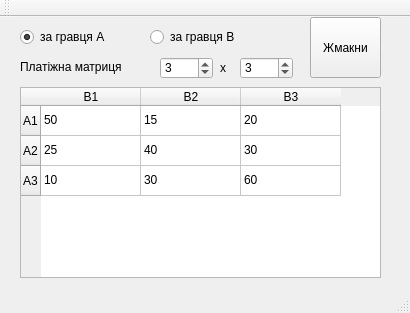
Above: mainwindow.ui from aleax/matrix-game before the change. Below: the same form after it.
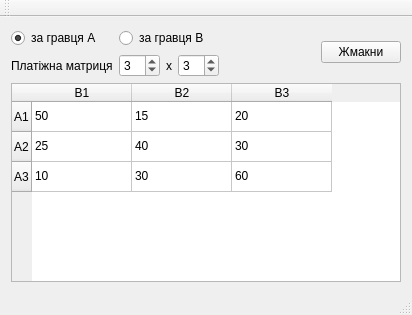
That is the form after the change.

Commit message: fix table and destructor bags

Patch:
```diff
--- a/mainwindow.ui
+++ b/mainwindow.ui
@@ -6,23 +6,75 @@
    <rect>
     <x>0</x>
     <y>0</y>
-    <width>410</width>
-    <height>313</height>
+    <width>412</width>
+    <height>315</height>
    </rect>
   </property>
   <property name="windowTitle">
    <string>Matrix Game</string>
   </property>
   <widget class="QWidget" name="centralWidget">
+   <layout class="QGridLayout" name="gridLayout">
+    <item row="0" column="0">
+     <widget class="QRadioButton" name="radioButton">
+      <property name="text">
+       <string>за гравця А</string>
+      </property>
+      <property name="checked">
+       <bool>true</bool>
+      </property>
+     </widget>
+    </item>
+    <item row="0" column="1" colspan="3">
+     <widget class="QRadioButton" name="radioButton_2">
+      <property name="text">
+       <string>за гравця B</string>
+      </property>
+     </widget>
+    </item>
+    <item row="0" column="5" rowspan="2">
+     <widget class="QPushButton" name="pushButton">
+      <property name="text">
+       <string>Жмакни</string>
+      </property>
+     </widget>
+    </item>
+    <item row="1" column="0">
+     <widget class="QLabel" name="label">
+      <property name="text">
+       <string>Платіжна матриця</string>
+      </property>
+     </widget>
+    </item>
+    <item row="1" column="1">
+     <widget class="QSpinBox" name="spinBoxRows">
+      <property name="minimum">
+       <number>1</number>
+      </property>
+      <property name="value">
+       <number>3</number>
+      </property>
+     </widget>
+    </item>
+    <item row="1" column="2">
+     <widget class="QLabel" name="label_2">
+      <property name="text">
+       <string>x</string>
+      </property>
+     </widget>
+    </item>
+    <item row="1" column="3">
+     <widget class="QSpinBox" name="spinBoxColums">
+      <property name="minimum">
+       <number>1</number>
+      </property>
+      <property name="value">
+       <number>3</number>
+      </property>
+     </widget>
+    </item>
+    <item row="2" column="0" colspan="6">
    <widget class="QTableWidget" name="tableWidget">
-    <property name="geometry">
-     <rect>
-      <x>20</x>
-      <y>70</y>
-      <width>361</width>
-      <height>191</height>
-     </rect>
-    </property>
     <row>
      <property name="text">
       <string>A1</string>
@@ -99,106 +151,21 @@
      </property>
     </item>
    </widget>
-   <widget class="QLabel" name="label">
-    <property name="geometry">
-     <rect>
-      <x>20</x>
-      <y>40</y>
-      <width>131</width>
-      <height>20</height>
-     </rect>
-    </property>
-    <property name="text">
-     <string>Платіжна матриця</string>
-    </property>
-   </widget>
-   <widget class="QRadioButton" name="radioButton">
-    <property name="geometry">
-     <rect>
-      <x>20</x>
-      <y>10</y>
-      <width>104</width>
+    </item>
+    <item row="1" column="4">
+     <spacer name="horizontalSpacer">
+      <property name="orientation">
+       <enum>Qt::Horizontal</enum>
+      </property>
+      <property name="sizeHint" stdset="0">
+       <size>
+        <width>40</width>
       <height>20</height>
-     </rect>
-    </property>
-    <property name="text">
-     <string>за гравця А</string>
-    </property>
-    <property name="checked">
-     <bool>true</bool>
-    </property>
-   </widget>
-   <widget class="QRadioButton" name="radioButton_2">
-    <property name="geometry">
-     <rect>
-      <x>150</x>
-      <y>10</y>
-      <width>104</width>
-      <height>20</height>
-     </rect>
-    </property>
-    <property name="text">
-     <string>за гравця B</string>
-    </property>
-   </widget>
-   <widget class="QSpinBox" name="spinBoxRows">
-    <property name="geometry">
-     <rect>
-      <x>160</x>
-      <y>40</y>
-      <width>53</width>
-      <height>22</height>
-     </rect>
-    </property>
-    <property name="minimum">
-     <number>1</number>
-    </property>
-    <property name="value">
-     <number>3</number>
-    </property>
-   </widget>
-   <widget class="QLabel" name="label_2">
-    <property name="geometry">
-     <rect>
-      <x>220</x>
-      <y>41</y>
-      <width>16</width>
-      <height>20</height>
-     </rect>
-    </property>
-    <property name="text">
-     <string>x</string>
-    </property>
-   </widget>
-   <widget class="QSpinBox" name="spinBoxColums">
-    <property name="geometry">
-     <rect>
-      <x>240</x>
-      <y>40</y>
-      <width>53</width>
-      <height>22</height>
-     </rect>
-    </property>
-    <property name="minimum">
-     <number>1</number>
-    </property>
-    <property name="value">
-     <number>3</number>
-    </property>
-   </widget>
-   <widget class="QPushButton" name="pushButton">
-    <property name="geometry">
-     <rect>
-      <x>310</x>
-      <y>0</y>
-      <width>71</width>
-      <height>61</height>
-     </rect>
-    </property>
-    <property name="text">
-     <string>Жмакни</string>
-    </property>
-   </widget>
+       </size>
+      </property>
+     </spacer>
+    </item>
+   </layout>
   </widget>
   <widget class="QMenuBar" name="menuBar">
    <property name="geometry">
```
Lines whose indentation alone changed are shown as unchanged. The commit also changes 2 other files.
